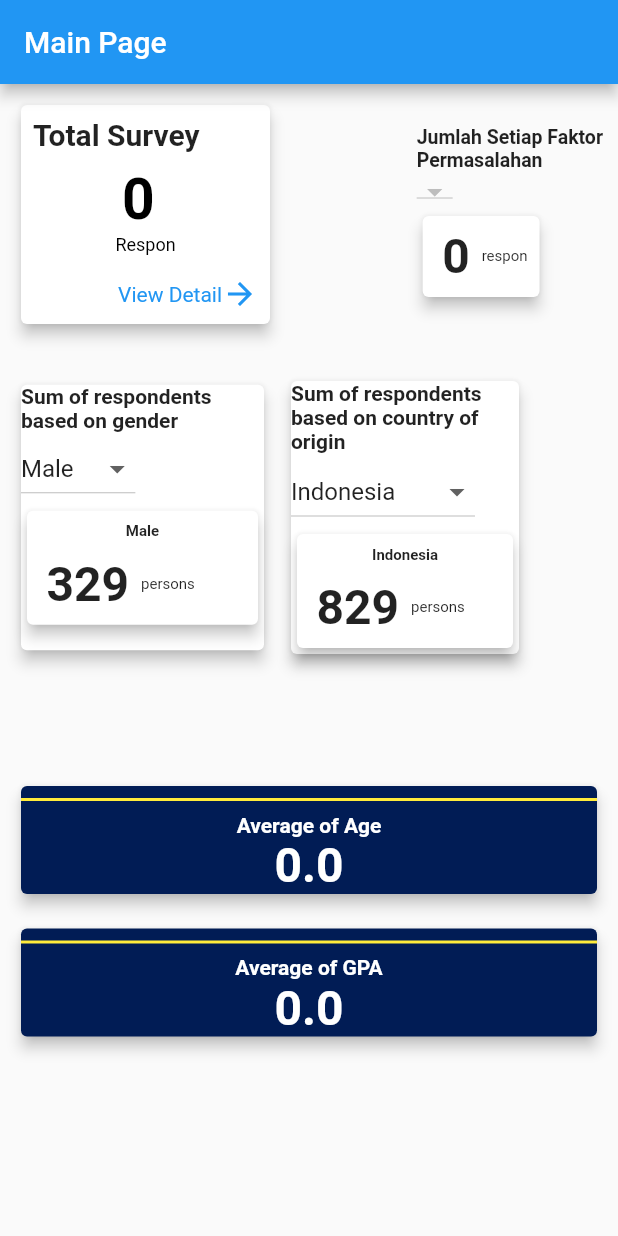
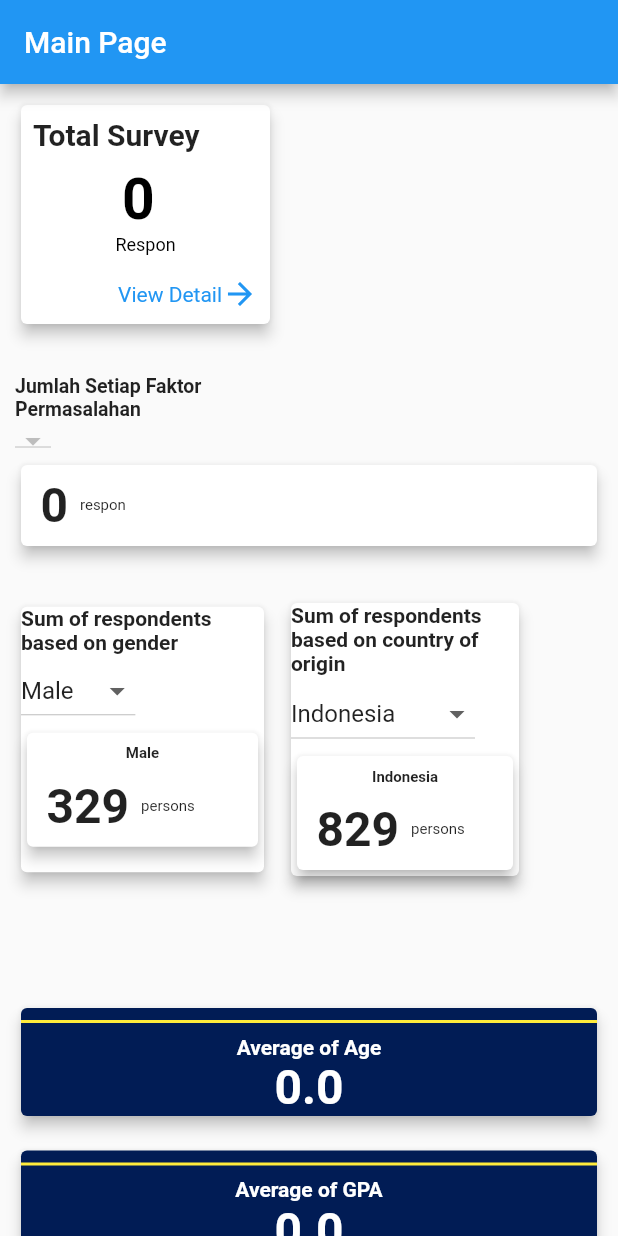
Before and after one commit to NafiatulFadlilah/repository_polinema_mobile_SIB3E-Kel5, a Flutter app: the screen it shows after launch, on a phone screen of 412 x 824 dp. Run offline on Flutter 3.47's test engine with Material 2 defaults, Android fonts, the phone set to English and light mode, and no system bars; our stand-ins replace flutter_dotenv; network calls fail; statements that could not run were skipped.

```diff
--- a/SurveyKomplainMahasiswaApp/flutter_survey_app/lib/pages/homepage.dart
+++ b/SurveyKomplainMahasiswaApp/flutter_survey_app/lib/pages/homepage.dart
@@ -94,7 +94,9 @@ class _MyAppState extends State<MyApp> {
           title: Text('Main Page'),
           backgroundColor: Colors.blue,
         ),
-        body: Padding(
+        body: ListView(
+          children: [
+            Padding(
               padding: const EdgeInsets.all(10.0),
               child: Column(
                 children: [
@@ -174,6 +176,13 @@ class _MyAppState extends State<MyApp> {
                           ),
                         ),
                       ),
+                    ],
+                  ),
+
+                  SizedBox(
+                    height: 30.0,
+                  ),
+
                   Column(
                         crossAxisAlignment: CrossAxisAlignment.start,
                         children: [
@@ -245,11 +254,12 @@ class _MyAppState extends State<MyApp> {
                           ),
                         ],
                       ),
-                ],
-              ),
+
                   SizedBox(
                     height: 30.0,
                   ),
+
+
 
                   Row(
                     children: [
@@ -494,6 +504,8 @@ class _MyAppState extends State<MyApp> {
                 ],
               ),
             ),
+          ]
+        ),
       ),
     );
   }
```
Lines whose indentation alone changed are shown as unchanged.
